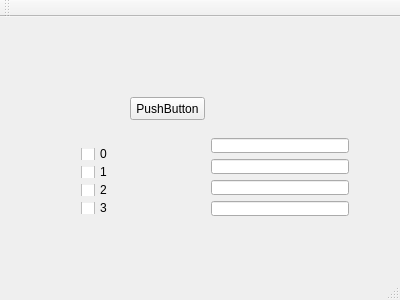
Above: mainwindow.ui from Freitag-fri/Ai-first-program before the change. Below: the same form after it.
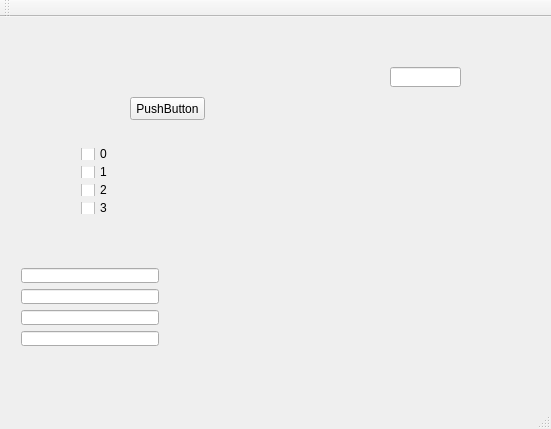
That is the form after the change.

The edit to the form file:
```diff
--- a/mainwindow.ui
+++ b/mainwindow.ui
@@ -6,8 +6,8 @@
    <rect>
     <x>0</x>
     <y>0</y>
-    <width>400</width>
-    <height>300</height>
+    <width>551</width>
+    <height>429</height>
    </rect>
   </property>
   <property name="windowTitle">
@@ -70,8 +70,8 @@
    <widget class="QWidget" name="verticalLayoutWidget_2">
     <property name="geometry">
      <rect>
-      <x>200</x>
-      <y>110</y>
+      <x>10</x>
+      <y>240</y>
       <width>160</width>
       <height>100</height>
      </rect>
@@ -91,6 +91,16 @@
      </item>
     </layout>
    </widget>
+   <widget class="QLineEdit" name="lineEdit_4">
+    <property name="geometry">
+     <rect>
+      <x>390</x>
+      <y>50</y>
+      <width>71</width>
+      <height>20</height>
+     </rect>
+    </property>
+   </widget>
   </widget>
   <widget class="QMenuBar" name="menuBar">
    <property name="geometry">
```
Left out of the diff: 2 changed lines with no effect on the pictures.
